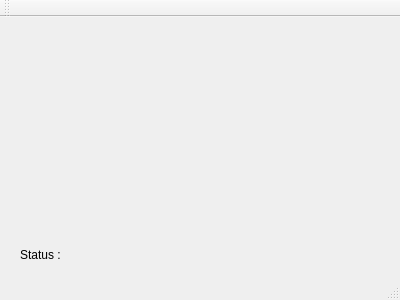
The window that mainwindow.ui (hgarbeil/X123) describes before a commit, drawn with Qt 5.
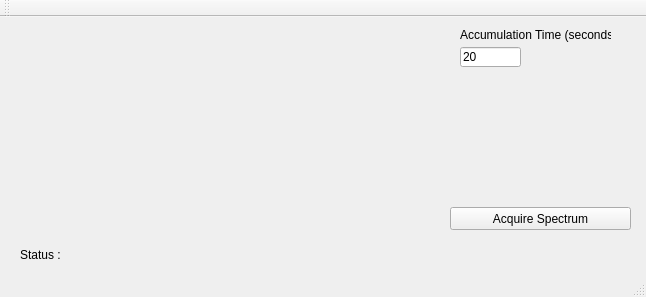
The same window after the commit. Custom widgets are drawn as their Qt base class.

```diff
--- a/mainwindow.ui
+++ b/mainwindow.ui
@@ -6,8 +6,8 @@
    <rect>
     <x>0</x>
     <y>0</y>
-    <width>400</width>
-    <height>300</height>
+    <width>646</width>
+    <height>297</height>
    </rect>
   </property>
   <property name="windowTitle">
@@ -27,6 +27,55 @@
      <string>Status :</string>
     </property>
    </widget>
+   <widget class="QPushButton" name="acquireButton">
+    <property name="geometry">
+     <rect>
+      <x>450</x>
+      <y>190</y>
+      <width>181</width>
+      <height>23</height>
+     </rect>
+    </property>
+    <property name="text">
+     <string>Acquire Spectrum</string>
+    </property>
+   </widget>
+   <widget class="MyProfilePlot" name="SpectrumPlot" native="true">
+    <property name="geometry">
+     <rect>
+      <x>10</x>
+      <y>10</y>
+      <width>431</width>
+      <height>211</height>
+     </rect>
+    </property>
+   </widget>
+   <widget class="QLabel" name="label">
+    <property name="geometry">
+     <rect>
+      <x>460</x>
+      <y>10</y>
+      <width>151</width>
+      <height>16</height>
+     </rect>
+    </property>
+    <property name="text">
+     <string>Accumulation Time (seconds) </string>
+    </property>
+   </widget>
+   <widget class="QLineEdit" name="accumTimeLE">
+    <property name="geometry">
+     <rect>
+      <x>460</x>
+      <y>30</y>
+      <width>61</width>
+      <height>20</height>
+     </rect>
+    </property>
+    <property name="text">
+     <string>20</string>
+    </property>
+   </widget>
   </widget>
   <widget class="QMenuBar" name="menuBar">
    <property name="geometry">
@@ -49,6 +98,14 @@
   <widget class="QStatusBar" name="statusBar"/>
  </widget>
  <layoutdefault spacing="6" margin="11"/>
+ <customwidgets>
+  <customwidget>
+   <class>MyProfilePlot</class>
+   <extends>QWidget</extends>
+   <header>myprofileplot.h</header>
+   <container>1</container>
+  </customwidget>
+ </customwidgets>
  <resources/>
  <connections/>
 </ui>
```
Left out of the diff: 2 changed lines with no effect on the pictures.
